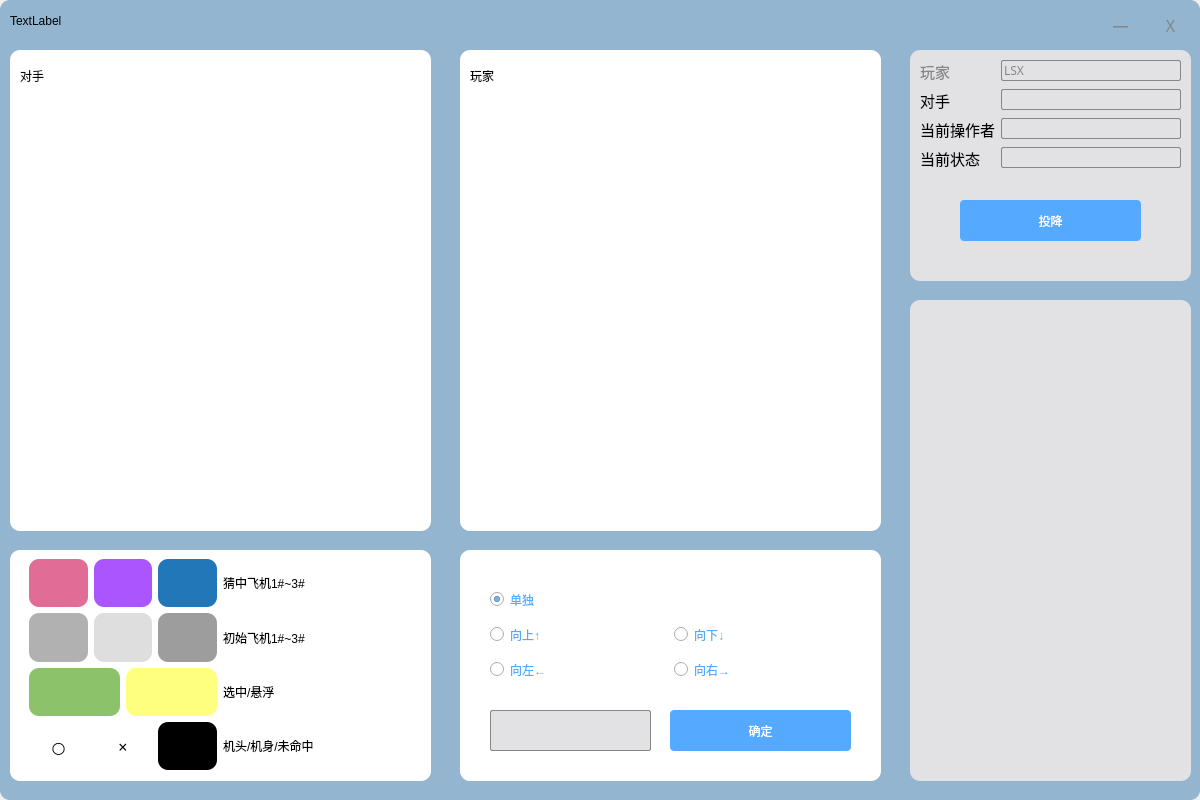
This is gamegui.ui in sj-team/ShootPlane as Qt 5 draws it before an edit. The edited form follows.
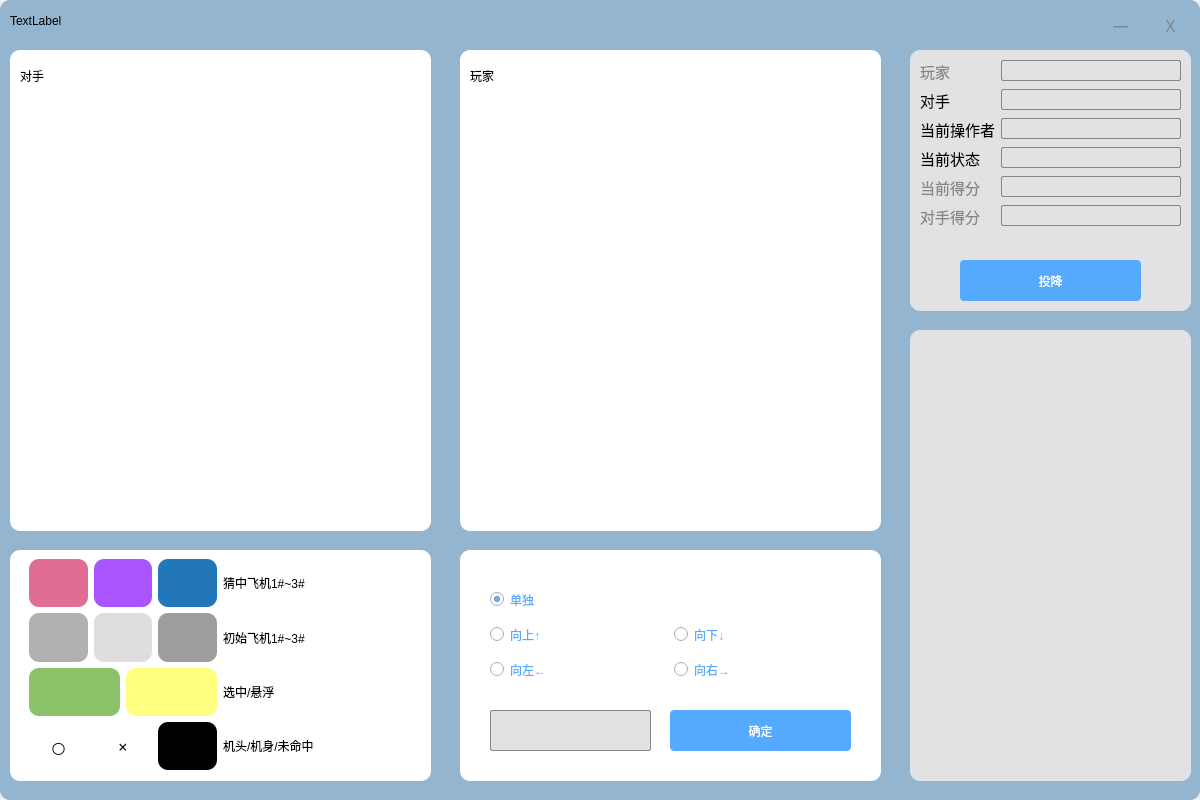
This is the edited form. Custom widgets are drawn as their Qt base class.

What changed in the file:
```diff
--- a/gamegui.ui
+++ b/gamegui.ui
@@ -116,7 +116,7 @@
       <x>910</x>
       <y>50</y>
       <width>281</width>
-      <height>231</height>
+      <height>261</height>
      </rect>
     </property>
     <property name="styleSheet">
@@ -131,7 +131,7 @@
        <x>10</x>
        <y>10</y>
        <width>261</width>
-       <height>121</height>
+       <height>181</height>
       </rect>
      </property>
      <layout class="QFormLayout" name="formLayout">
@@ -178,7 +178,7 @@
 }</string>
         </property>
         <property name="text">
-         <string>LSX</string>
+         <string/>
         </property>
         <property name="readOnly">
          <bool>true</bool>
@@ -326,13 +326,113 @@
         </property>
        </widget>
       </item>
+      <item row="4" column="1">
+       <widget class="QLineEdit" name="lineEdit_userSrcore">
+        <property name="font">
+         <font>
+          <family>微软雅黑</family>
+         </font>
+        </property>
+        <property name="styleSheet">
+         <string notr="true">QLineEdit{
+
+background:rgb(226,225,228);
+border: 1px solid rgb(134, 134, 134);
+border-radius:2px;
+	color: rgb(134, 134, 134)
+}</string>
+        </property>
+        <property name="text">
+         <string/>
+        </property>
+        <property name="readOnly">
+         <bool>true</bool>
+        </property>
+       </widget>
+      </item>
+      <item row="4" column="0">
+       <widget class="QLabel" name="label_9">
+        <property name="font">
+         <font>
+          <family>微软雅黑 Light</family>
+          <pointsize>11</pointsize>
+          <weight>3</weight>
+          <italic>false</italic>
+          <bold>false</bold>
+         </font>
+        </property>
+        <property name="styleSheet">
+         <string notr="true">QLabel{
+font: 25 11pt &quot;微软雅黑 Light&quot;;
+  background-color:rgb(0,0,0,0%);
+color:rgb(134, 134, 134);
+}
+QLabel:hover{
+  background-color:rgb(0,0,0,0%);
+}</string>
+        </property>
+        <property name="text">
+         <string>当前得分</string>
+        </property>
+       </widget>
+      </item>
+      <item row="5" column="0">
+       <widget class="QLabel" name="label_10">
+        <property name="font">
+         <font>
+          <family>微软雅黑 Light</family>
+          <pointsize>11</pointsize>
+          <weight>3</weight>
+          <italic>false</italic>
+          <bold>false</bold>
+         </font>
+        </property>
+        <property name="styleSheet">
+         <string notr="true">QLabel{
+font: 25 11pt &quot;微软雅黑 Light&quot;;
+  background-color:rgb(0,0,0,0%);
+color:rgb(134, 134, 134);
+}
+QLabel:hover{
+  background-color:rgb(0,0,0,0%);
+}</string>
+        </property>
+        <property name="text">
+         <string>对手得分</string>
+        </property>
+       </widget>
+      </item>
+      <item row="5" column="1">
+       <widget class="QLineEdit" name="lineEdit_opScore">
+        <property name="font">
+         <font>
+          <family>微软雅黑</family>
+         </font>
+        </property>
+        <property name="styleSheet">
+         <string notr="true">QLineEdit{
+
+background:rgb(226,225,228);
+border: 1px solid rgb(134, 134, 134);
+border-radius:2px;
+	color: rgb(134, 134, 134)
+}</string>
+        </property>
+        <property name="text">
+         <string/>
+        </property>
+        <property name="readOnly">
+         <bool>true</bool>
+        </property>
+       </widget>
+      </item>
      </layout>
     </widget>
     <widget class="QPushButton" name="pushButton_sur">
      <property name="geometry">
       <rect>
        <x>50</x>
-       <y>150</y>
+       <y>210</y>
        <width>181</width>
        <height>41</height>
       </rect>
@@ -354,9 +454,9 @@
     <property name="geometry">
      <rect>
       <x>910</x>
-      <y>300</y>
+      <y>330</y>
       <width>281</width>
-      <height>481</height>
+      <height>451</height>
      </rect>
     </property>
     <property name="styleSheet">
@@ -371,7 +471,7 @@
        <x>10</x>
        <y>20</y>
        <width>261</width>
-       <height>431</height>
+       <height>421</height>
       </rect>
      </property>
      <property name="styleSheet">
@@ -386,7 +486,7 @@
 }
 QScrollBar::handle:vertical
 {
-background: rgb(186,204,217	);
+background: rgb(186,204,217);
 border-radius: 4px;
 border: none;
 min-height: 20px;
```
Left out of the diff: 3 changed lines with no effect on the pictures.
